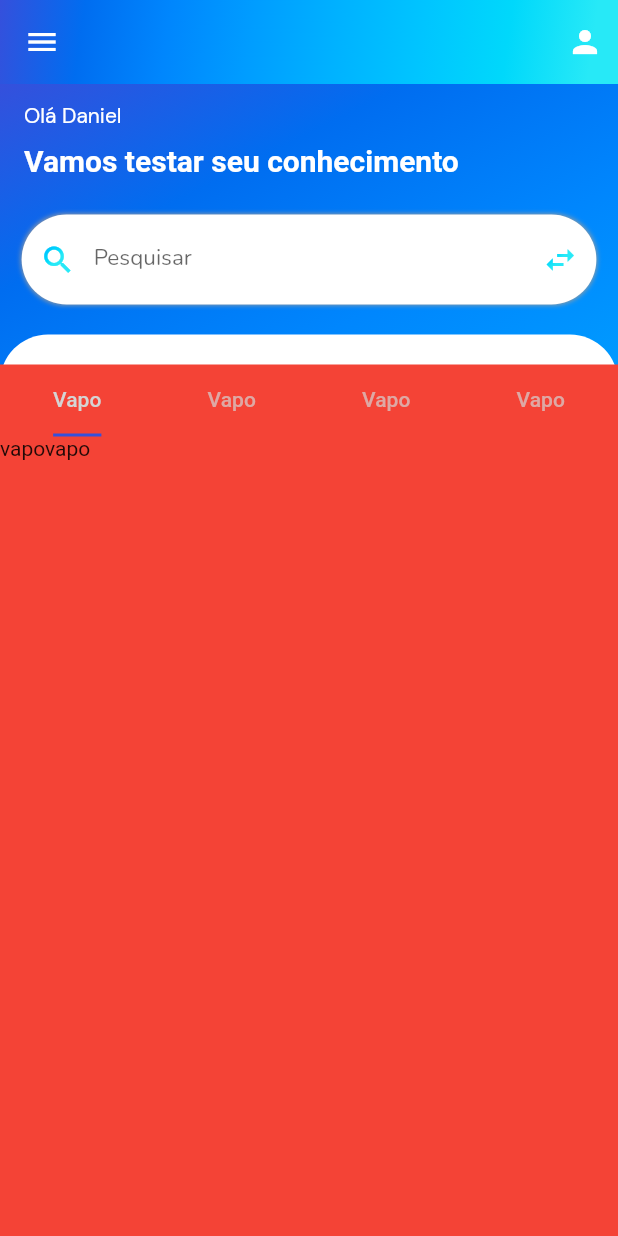
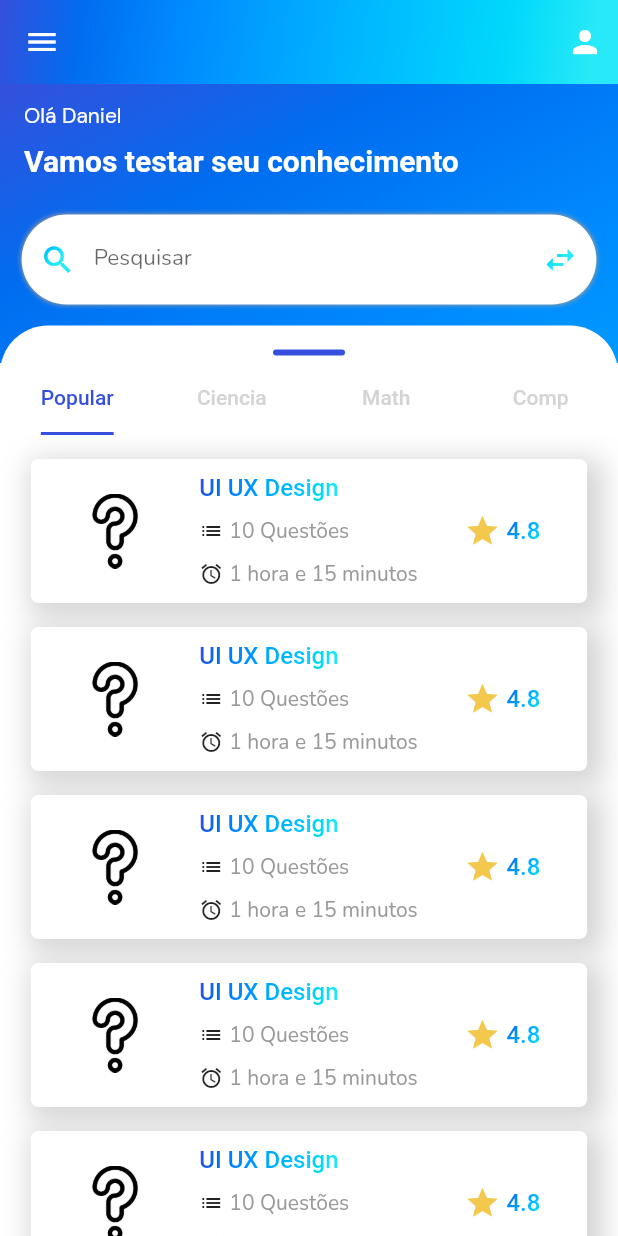
Before and after one commit to odaniel9896/questions_app, a Flutter app: the screen it shows after launch, on a phone screen of 412 x 824 dp. Run offline on Flutter 3.47's test engine with Material 2 defaults, Android fonts, the phone set to English and light mode, and no system bars; our stand-ins replace google_fonts; Roboto replaces fonts that are missing (Ubuntu).

Commit message:
feat: finish home screen

```diff
--- a/lib/ui/components/components.dart
+++ b/lib/ui/components/components.dart
@@ -1,2 +1,3 @@
 export './gradient/custom_linear_gradient.dart';
 export './gradient/custom_gradient_icon.dart';
+export './gradient/custom_gradient_text.dart';
--- /dev/null
+++ b/lib/ui/components/gradient/custom_gradient_text.dart
@@ -0,0 +1,21 @@
+import 'package:flutter/material.dart';
+
+class GradientText extends StatelessWidget {
+  final String text;
+  final TextStyle? style;
+  final Gradient gradient;
+
+  const GradientText(
+      {super.key, required this.text, this.style, required this.gradient});
+
+  @override
+  Widget build(BuildContext context) {
+    return ShaderMask(
+      blendMode: BlendMode.srcIn,
+      shaderCallback: (bounds) => gradient.createShader(
+        Rect.fromLTWH(0, 0, bounds.width, bounds.height),
+      ),
+      child: Text(text, style: style),
+    );
+  }
+}
--- a/lib/ui/components/gradient/gradient.dart
+++ b/lib/ui/components/gradient/gradient.dart
@@ -1,2 +1,3 @@
 export './custom_gradient_icon.dart';
 export './custom_linear_gradient.dart';
+export './custom_gradient_text.dart';
--- /dev/null
+++ b/lib/ui/pages/home/components/card_question.dart
@@ -0,0 +1,89 @@
+import 'package:flutter/material.dart';
+import 'package:questions_app/ui/components/components.dart';
+import 'package:questions_app/ui/themes/app_colors.dart';
+import 'package:questions_app/ui/themes/app_images.dart';
+import 'package:questions_app/ui/themes/text_styles.dart';
+
+class CardQuestion extends StatelessWidget {
+  const CardQuestion({super.key});
+
+  @override
+  Widget build(BuildContext context) {
+    final Size size = MediaQuery.of(context).size;
+
+    return Container(
+      height: 96,
+      margin: const EdgeInsetsDirectional.only(top: 16),
+      width: size.width * 0.9,
+      decoration: BoxDecoration(
+          boxShadow: const [
+            BoxShadow(
+                color: AppColors.gray,
+                blurRadius: 15,
+                spreadRadius: 5,
+                offset: Offset(5, 5))
+          ],
+          // border: Border.all(),
+          color: AppColors.white,
+          borderRadius: BorderRadius.circular(5)),
+      child: Row(mainAxisAlignment: MainAxisAlignment.spaceEvenly, children: [
+        Image.asset(
+          AppImages.questionPeople,
+          height: 50,
+          width: 50,
+        ),
+        Column(
+          mainAxisAlignment: MainAxisAlignment.spaceEvenly,
+          crossAxisAlignment: CrossAxisAlignment.start,
+          children: [
+            GradientText(
+                text: "UI UX Design",
+                style: TextStyles.titleCourse,
+                gradient: const LinearGradient(
+                  colors: AppColors.primaryGradient,
+                  begin: Alignment.topLeft,
+                  end: Alignment.bottomRight,
+                )),
+            Row(
+              children: [
+                const Padding(
+                  padding: EdgeInsets.only(right: 4),
+                  child: Icon(Icons.list, size: 16),
+                ),
+                Text("10 Questões", style: TextStyles.subTitleCourse),
+              ],
+            ),
+            Row(
+              children: [
+                const Padding(
+                  padding: EdgeInsets.only(right: 4),
+                  child: Icon(Icons.alarm, size: 16),
+                ),
+                Text("1 hora e 15 minutos", style: TextStyles.subTitleCourse),
+              ],
+            )
+          ],
+        ),
+        Row(
+          children: [
+            const Icon(
+              Icons.star,
+              color: AppColors.yellow,
+            ),
+            Padding(
+              padding: const EdgeInsets.only(left: 4),
+              child: GradientText(
+                  text: "4.8",
+                  style: TextStyles.titleCourse,
+                  gradient: const LinearGradient(
+                    colors: AppColors.primaryGradient,
+                    begin: Alignment.topLeft,
+                    end: Alignment.bottomRight,
+                  )),
+            ),
+          ],
+        )
+      ]),
+    );
+  }
+}
--- a/lib/ui/pages/home/home_page.dart
+++ b/lib/ui/pages/home/home_page.dart
@@ -1,4 +1,5 @@
 import 'package:flutter/material.dart';
+import 'package:questions_app/ui/pages/home/components/card_question.dart';
 import 'package:questions_app/ui/pages/home/components/input_search.dart';
 import 'package:questions_app/ui/themes/text_styles.dart';
 import '../../components/components.dart';
@@ -85,7 +86,7 @@ class _HomePageState extends State<HomePage> {
               ),
               Expanded(
                 child: Padding(
-                  padding: const EdgeInsets.only(top: 20),
+                  padding: const EdgeInsets.only(top: 14),
                   child: Container(
                     height: size.height,
                     decoration: const BoxDecoration(
@@ -94,12 +95,26 @@ class _HomePageState extends State<HomePage> {
                           topLeft: Radius.circular(32),
                           topRight: Radius.circular(32)),
                     ),
-                    child: Padding(
-                      padding: const EdgeInsets.only(top: 20),
+                    child: Stack(
+                      alignment: AlignmentDirectional.topCenter,
+                      children: [
+                        Positioned(
+                          top: 16,
+                          child: Container(
+                            width: 48,
+                            height: 4,
+                            decoration: const BoxDecoration(
+                                color: AppColors.primary,
+                                borderRadius:
+                                    BorderRadius.all(Radius.circular(32))),
+                          ),
+                        ),
+                        Padding(
+                          padding: const EdgeInsets.only(top: 25),
                           child: DefaultTabController(
                             length: 4,
                             child: Scaffold(
-                          backgroundColor: Colors.red,
+                              backgroundColor: Colors.white,
                               appBar: AppBar(
                                   backgroundColor: Colors.transparent,
                                   elevation: 0,
@@ -107,32 +122,47 @@ class _HomePageState extends State<HomePage> {
                                   bottom: const TabBar(
                                     indicatorColor: AppColors.primary,
                                     indicatorSize: TabBarIndicatorSize.label,
-                                labelColor: AppColors.gray,
+                                    labelColor: AppColors.primary,
+                                    unselectedLabelColor: AppColors.gray,
                                     tabs: [
                                       Tab(
-                                    text: "Vapo",
+                                        text: "Popular",
                                       ),
                                       Tab(
-                                    text: "Vapo",
+                                        text: "Ciencia",
                                       ),
                                       Tab(
-                                    text: "Vapo",
+                                        text: "Math",
                                       ),
                                       Tab(
-                                    text: "Vapo",
+                                        text: "Comp",
                                       )
                                     ],
                                   )),
-                          body: const TabBarView(
+                              body: TabBarView(
                                 children: [
-                              Text("vapovapo"),
-                              Text("vapsdadsasovapo"),
-                              Text("test"),
-                              Text("vaptsdsadovapo")
+                                  SingleChildScrollView(
+                                    padding:
+                                        const EdgeInsetsDirectional.only(bottom: 20),
+                                    child: Column(
+                                      children: const [
+                                        CardQuestion(),
+                                        CardQuestion(),
+                                        CardQuestion(),
+                                        CardQuestion(),
+                                        CardQuestion(),
+                                      ],
+                                    ),
+                                  ),
+                                  const Icon(Icons.directions_transit, size: 350),
+                                  const Icon(Icons.directions_car, size: 350),
+                                  const Icon(Icons.directions_car, size: 350),
                                 ],
                               ),
                             ),
                           ),
+                        )
+                      ],
                     ),
                   ),
                 ),
--- a/lib/ui/themes/app_colors.dart
+++ b/lib/ui/themes/app_colors.dart
@@ -4,7 +4,9 @@ class AppColors {
   static const primary = Color(0xFF3550DC);
   static const dark = Color(0xFF333333);
   static const gray = Color(0xFFD4D4D4);
+  static const fullGray = Color(0xFF999999);
   static const white = Color(0xFFFFFFFF);
+  static const yellow = Color(0xFFF2C94C);
   static const primaryGradient = <Color>[
     Color(0xff3550DC),
     Color(0xff006df0),
--- /dev/null
+++ b/lib/ui/themes/app_images.dart
@@ -0,0 +1,3 @@
+class AppImages {
+  static const questionPeople = "assets/images/question_people.png";
+}
--- a/lib/ui/themes/text_styles.dart
+++ b/lib/ui/themes/text_styles.dart
@@ -23,4 +23,16 @@ class TextStyles {
     color: Colors.black,
     fontWeight: FontWeight.w400,
   );
+
+  static final titleCourse = GoogleFonts.ubuntu(
+    fontSize: 16,
+    color: AppColors.primary,
+    fontWeight: FontWeight.w500,
+  );
+
+  static final subTitleCourse = GoogleFonts.nunito(
+    fontSize: 14,
+    color: AppColors.fullGray,
+    fontWeight: FontWeight.w400,
+  );
 }
--- a/pubspec.yaml
+++ b/pubspec.yaml
@@ -60,6 +60,9 @@ flutter:
   # the material Icons class.
   uses-material-design: true
 
+  assets:
+    - assets/images/
+
   # To add assets to your application, add an assets section, like this:
   # assets:
   #   - images/a_dot_burr.jpeg
```
Also changed, not shown: assets/images/question_people.png (added). Lines whose indentation alone changed are shown as unchanged.
